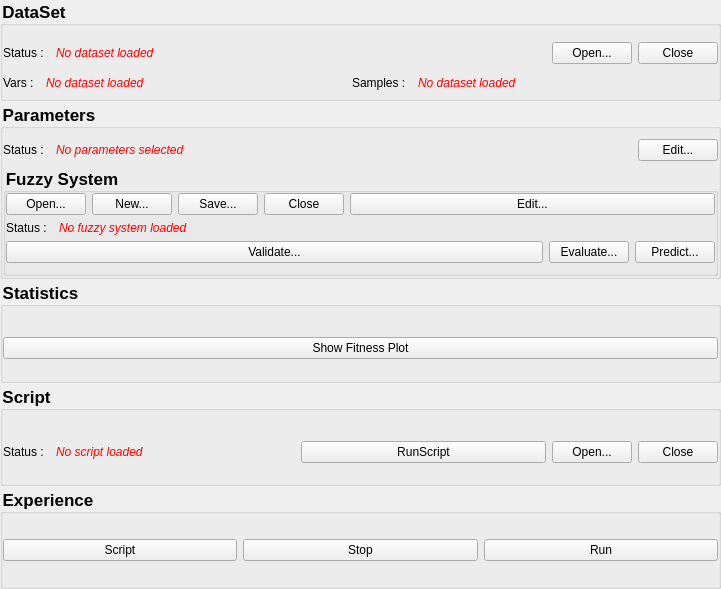
Qt form fuge-lc/fugemain.ui (ThibaultSchowing/FUGE-LC) before a commit.
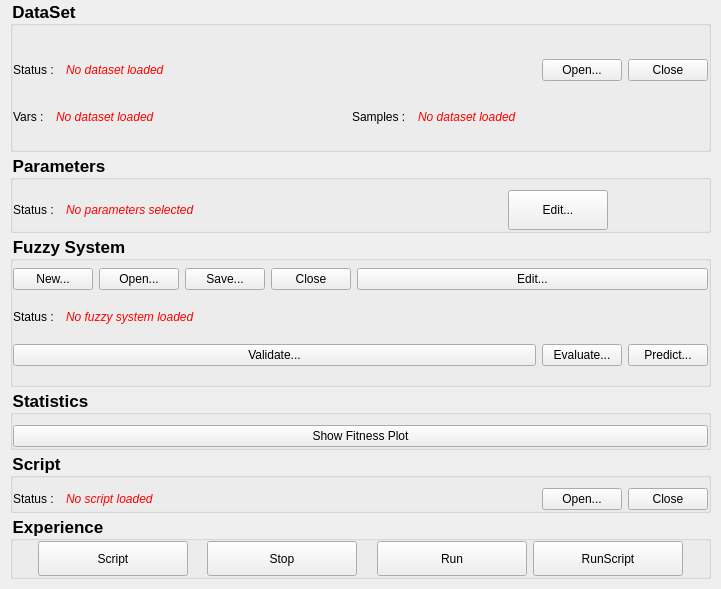
The same form after that commit. Icons and pictures are not drawn.

```diff
--- a/fuge-lc/fugemain.ui
+++ b/fuge-lc/fugemain.ui
@@ -48,6 +48,15 @@
     <property name="spacing">
      <number>2</number>
     </property>
+    <property name="leftMargin">
+     <number>10</number>
+    </property>
+    <property name="rightMargin">
+     <number>10</number>
+    </property>
+    <property name="bottomMargin">
+     <number>10</number>
+    </property>
     <property name="margin" stdset="0">
      <number>0</number>
     </property>
@@ -266,7 +275,7 @@
         </layout>
        </item>
        <item>
-        <layout class="QHBoxLayout" name="horizontalLayout_8" stretch=""/>
+        <layout class="QHBoxLayout" name="horizontalLayout_8"/>
        </item>
       </layout>
      </widget>
@@ -274,7 +283,7 @@
     <item>
      <widget class="QGroupBox" name="groupBox_Parameters">
       <property name="sizePolicy">
-       <sizepolicy hsizetype="Expanding" vsizetype="Preferred">
+       <sizepolicy hsizetype="Expanding" vsizetype="Fixed">
         <horstretch>0</horstretch>
         <verstretch>0</verstretch>
        </sizepolicy>
@@ -302,7 +311,7 @@
         <number>10</number>
        </property>
        <property name="rightMargin">
-        <number>0</number>
+        <number>100</number>
        </property>
        <property name="bottomMargin">
         <number>0</number>
@@ -330,7 +339,7 @@
          <item>
           <widget class="QLabel" name="label_paramInfo">
            <property name="sizePolicy">
-            <sizepolicy hsizetype="Minimum" vsizetype="Fixed">
+            <sizepolicy hsizetype="MinimumExpanding" vsizetype="Fixed">
              <horstretch>0</horstretch>
              <verstretch>0</verstretch>
             </sizepolicy>
@@ -368,12 +377,21 @@
              <verstretch>0</verstretch>
             </sizepolicy>
            </property>
+           <property name="minimumSize">
+            <size>
+             <width>100</width>
+             <height>40</height>
+            </size>
+           </property>
            <property name="text">
             <string>Edit...</string>
            </property>
           </widget>
          </item>
         </layout>
+       </item>
+      </layout>
+     </widget>
        </item>
        <item>
         <widget class="QGroupBox" name="groupBox_FuzzySystem">
@@ -416,19 +434,6 @@
           </property>
           <item>
            <layout class="QHBoxLayout" name="horizontalLayout_10">
-            <item>
-             <widget class="QPushButton" name="btOpenFuzzy">
-              <property name="sizePolicy">
-               <sizepolicy hsizetype="Fixed" vsizetype="Fixed">
-                <horstretch>0</horstretch>
-                <verstretch>0</verstretch>
-               </sizepolicy>
-              </property>
-              <property name="text">
-               <string>Open...</string>
-              </property>
-             </widget>
-            </item>
             <item>
              <widget class="QPushButton" name="btNewFuzzy">
               <property name="sizePolicy">
@@ -442,6 +447,19 @@
               </property>
              </widget>
             </item>
+         <item>
+          <widget class="QPushButton" name="btOpenFuzzy">
+           <property name="sizePolicy">
+            <sizepolicy hsizetype="Fixed" vsizetype="Fixed">
+             <horstretch>0</horstretch>
+             <verstretch>0</verstretch>
+            </sizepolicy>
+           </property>
+           <property name="text">
+            <string>Open...</string>
+           </property>
+          </widget>
+         </item>
             <item>
              <widget class="QPushButton" name="btSaveFuzzy">
               <property name="sizePolicy">
@@ -590,13 +608,10 @@
          </layout>
         </widget>
        </item>
-      </layout>
-     </widget>
-    </item>
     <item>
      <widget class="QGroupBox" name="groupBox_Statistics">
       <property name="sizePolicy">
-       <sizepolicy hsizetype="Expanding" vsizetype="Preferred">
+       <sizepolicy hsizetype="Expanding" vsizetype="Fixed">
         <horstretch>0</horstretch>
         <verstretch>0</verstretch>
        </sizepolicy>
@@ -646,7 +661,7 @@
     <item>
      <widget class="QGroupBox" name="groupBox_Script">
       <property name="sizePolicy">
-       <sizepolicy hsizetype="Expanding" vsizetype="Preferred">
+       <sizepolicy hsizetype="Expanding" vsizetype="Fixed">
         <horstretch>0</horstretch>
         <verstretch>0</verstretch>
        </sizepolicy>
@@ -738,13 +753,6 @@
            </property>
           </widget>
          </item>
-         <item>
-          <widget class="QPushButton" name="btRunScript">
-           <property name="text">
-            <string>RunScript</string>
-           </property>
-          </widget>
-         </item>
          <item>
           <widget class="QPushButton" name="btOpenScript">
            <property name="sizePolicy">
@@ -779,7 +787,7 @@
     <item>
      <widget class="QGroupBox" name="groupBox_Experience">
       <property name="sizePolicy">
-       <sizepolicy hsizetype="Expanding" vsizetype="Preferred">
+       <sizepolicy hsizetype="Expanding" vsizetype="Fixed">
         <horstretch>0</horstretch>
         <verstretch>0</verstretch>
        </sizepolicy>
@@ -800,6 +808,12 @@
        <bool>false</bool>
       </property>
       <layout class="QVBoxLayout" name="verticalLayout_4">
+       <property name="leftMargin">
+        <number>25</number>
+       </property>
+       <property name="rightMargin">
+        <number>25</number>
+       </property>
        <property name="margin" stdset="0">
         <number>0</number>
        </property>
@@ -818,6 +832,12 @@
                <verstretch>0</verstretch>
               </sizepolicy>
              </property>
+             <property name="minimumSize">
+              <size>
+               <width>150</width>
+               <height>35</height>
+              </size>
+             </property>
              <property name="focusPolicy">
               <enum>Qt::StrongFocus</enum>
              </property>
@@ -826,6 +846,19 @@
              </property>
             </widget>
            </item>
+           <item>
+            <spacer name="horizontalSpacer">
+             <property name="orientation">
+              <enum>Qt::Horizontal</enum>
+             </property>
+             <property name="sizeHint" stdset="0">
+              <size>
+               <width>40</width>
+               <height>20</height>
+              </size>
+             </property>
+            </spacer>
+           </item>
            <item>
             <widget class="QPushButton" name="btStop">
              <property name="sizePolicy">
@@ -834,11 +867,30 @@
                <verstretch>0</verstretch>
               </sizepolicy>
              </property>
+             <property name="minimumSize">
+              <size>
+               <width>150</width>
+               <height>35</height>
+              </size>
+             </property>
              <property name="text">
               <string>Stop</string>
              </property>
             </widget>
            </item>
+           <item>
+            <spacer name="horizontalSpacer_2">
+             <property name="orientation">
+              <enum>Qt::Horizontal</enum>
+             </property>
+             <property name="sizeHint" stdset="0">
+              <size>
+               <width>40</width>
+               <height>20</height>
+              </size>
+             </property>
+            </spacer>
+           </item>
            <item>
             <widget class="QPushButton" name="btRun">
              <property name="sizePolicy">
@@ -847,11 +899,30 @@
                <verstretch>0</verstretch>
               </sizepolicy>
              </property>
+             <property name="minimumSize">
+              <size>
+               <width>150</width>
+               <height>35</height>
+              </size>
+             </property>
              <property name="text">
               <string>Run</string>
              </property>
             </widget>
            </item>
+           <item>
+            <widget class="QPushButton" name="btRunScript">
+             <property name="minimumSize">
+              <size>
+               <width>150</width>
+               <height>35</height>
+              </size>
+             </property>
+             <property name="text">
+              <string>RunScript</string>
+             </property>
+            </widget>
+           </item>
           </layout>
          </item>
         </layout>
```
Left out of the diff: 3 changed lines with no effect on the pictures. Lines whose indentation alone changed are shown as unchanged.
